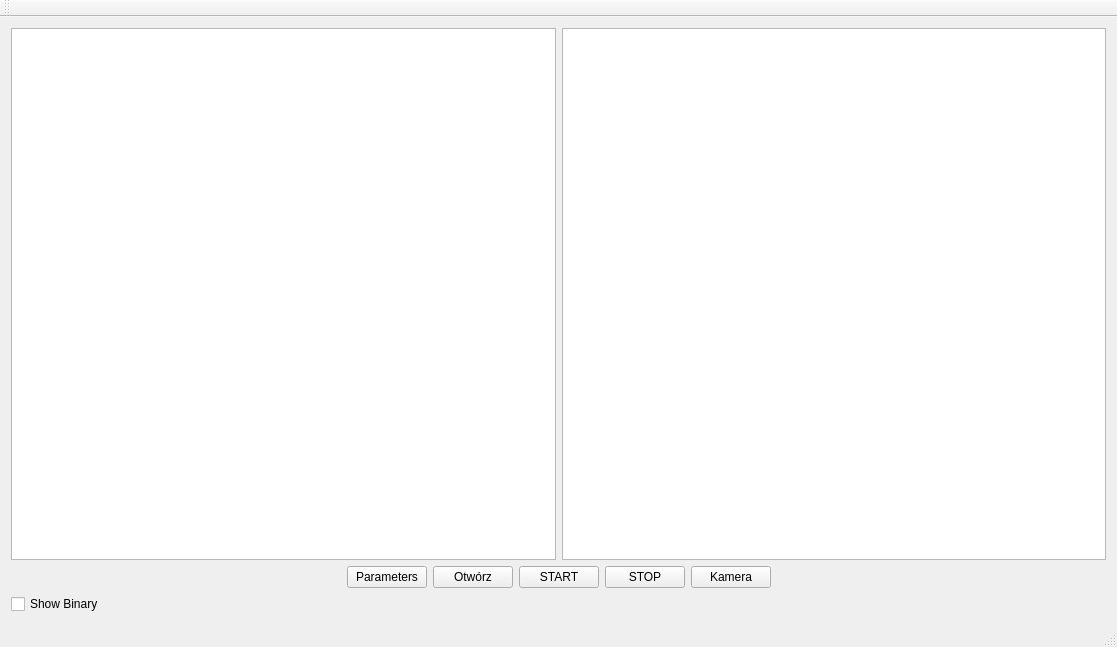
Qt form mainwindow.ui (Damianeroos/Wykrywanie_Ruchomych_Obiektow) before a commit.
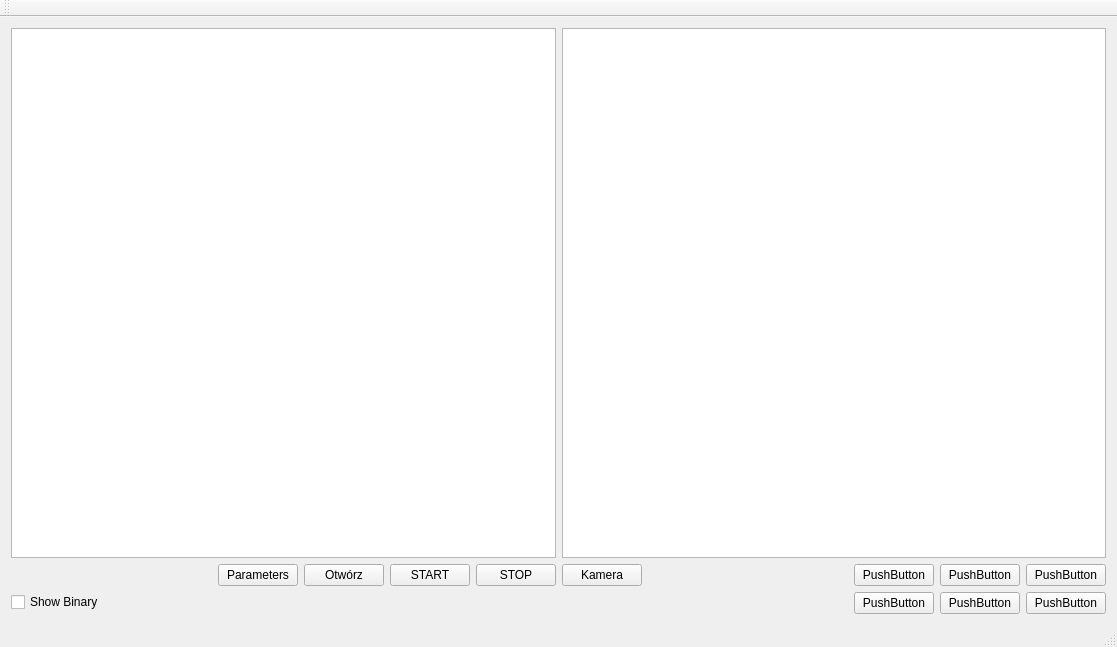
The same form after that commit.

What changed in the file:
```diff
--- a/mainwindow.ui
+++ b/mainwindow.ui
@@ -14,11 +14,11 @@
    <string>MainWindow</string>
   </property>
   <widget class="QWidget" name="centralWidget">
+   <layout class="QVBoxLayout" name="verticalLayout_3">
+    <item>
    <layout class="QVBoxLayout" name="verticalLayout_2">
     <item>
-     <layout class="QVBoxLayout" name="verticalLayout">
-      <item>
-       <layout class="QHBoxLayout" name="horizontalLayout_3">
+       <layout class="QHBoxLayout" name="horizontalLayout_4">
         <item>
          <widget class="QGraphicsView" name="leftView"/>
         </item>
@@ -28,7 +28,11 @@
        </layout>
       </item>
       <item>
-       <layout class="QHBoxLayout" name="horizontalLayout">
+       <layout class="QHBoxLayout" name="horizontalLayout_3">
+        <item>
+         <layout class="QVBoxLayout" name="verticalLayout">
+          <item>
+           <layout class="QHBoxLayout" name="horizontalLayout_2">
         <item>
          <spacer name="horizontalSpacer_2">
           <property name="orientation">
@@ -99,7 +103,7 @@
        </layout>
       </item>
       <item>
-       <layout class="QHBoxLayout" name="horizontalLayout_2">
+           <layout class="QHBoxLayout" name="horizontalLayout">
         <item>
          <widget class="QCheckBox" name="BinaryView">
           <property name="text">
@@ -119,6 +123,56 @@
            </size>
           </property>
          </spacer>
+            </item>
+           </layout>
+          </item>
+         </layout>
+        </item>
+        <item>
+         <layout class="QGridLayout" name="gridLayout">
+          <item row="0" column="0">
+           <widget class="QPushButton" name="rotateButton">
+            <property name="text">
+             <string>PushButton</string>
+            </property>
+           </widget>
+          </item>
+          <item row="0" column="1">
+           <widget class="QPushButton" name="upButton">
+            <property name="text">
+             <string>PushButton</string>
+            </property>
+           </widget>
+          </item>
+          <item row="0" column="2">
+           <widget class="QPushButton" name="thinButton">
+            <property name="text">
+             <string>PushButton</string>
+            </property>
+           </widget>
+          </item>
+          <item row="1" column="0">
+           <widget class="QPushButton" name="leftButton">
+            <property name="text">
+             <string>PushButton</string>
+            </property>
+           </widget>
+          </item>
+          <item row="1" column="1">
+           <widget class="QPushButton" name="downButton">
+            <property name="text">
+             <string>PushButton</string>
+            </property>
+           </widget>
+          </item>
+          <item row="1" column="2">
+           <widget class="QPushButton" name="rightButton">
+            <property name="text">
+             <string>PushButton</string>
+            </property>
+           </widget>
+          </item>
+         </layout>
         </item>
        </layout>
       </item>
```
Lines whose indentation alone changed are shown as unchanged.
